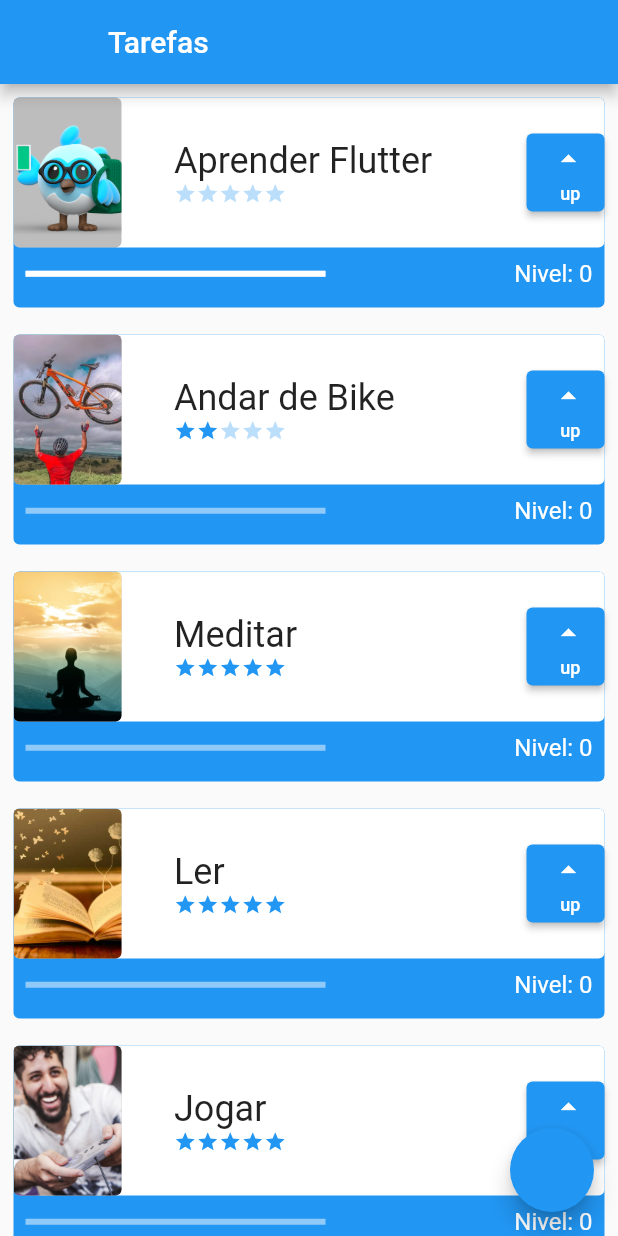
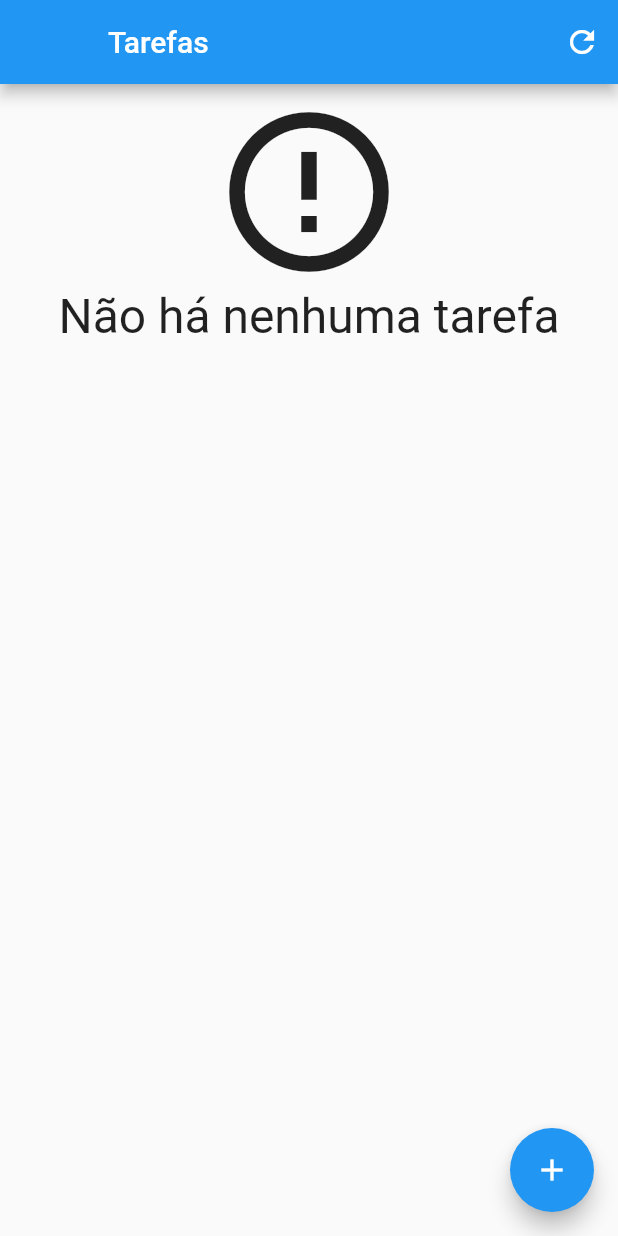
Before and after one commit to FelipeGianoto/flutterTaskList, a Flutter app: the screen it shows after launch, on a phone screen of 412 x 824 dp. Run offline on Flutter 3.47's test engine with Material 2 defaults, Android fonts, the phone set to English and light mode, and no system bars; our stand-ins replace sqflite; accounts and stored records are empty.

Commit message:
Persistencia de dados

```diff
--- /dev/null
+++ b/lib/data/task_dao.dart
@@ -0,0 +1,63 @@
+import 'package:flutterapp/components/task.dart';
+import 'package:flutterapp/data/database.dart';
+import 'package:sqflite/sqflite.dart';
+
+class TaskDao {
+  static String tableSql = 'CREATE TABLE $_tablename('
+      '$_name TEXT PRIMARY KEY, '
+      '$_difficulty INTEGER, '
+      '$_image TEXT)';
+
+  static const String _tablename = 'taskTable';
+  static const String _name = 'name';
+  static const String _difficulty = 'difficulty';
+  static const String _image = 'image';
+
+  save(Task tarefa) async {
+    final Database db = await getDataBase();
+    var itemExist = await find(tarefa.nome);
+    Map<String, dynamic> taskMap = toMap(tarefa);
+    if (itemExist.isEmpty) {
+      return await db.insert(_tablename, taskMap);
+    } else {
+      return await db.update(_tablename, taskMap,
+          where: '$_name = ?', whereArgs: [tarefa.nome]);
+    }
+  }
+
+  Map<String, dynamic> toMap(Task task) {
+    final Map<String, dynamic> taskMap = {};
+    taskMap[_name] = task.nome;
+    taskMap[_difficulty] = task.dificuldade;
+    taskMap[_image] = task.foto;
+    return taskMap;
+  }
+
+  Future<List<Task>> findAll() async {
+    final Database db = await getDataBase();
+    final List<Map<String, dynamic>> result = await db.query(_tablename);
+    return toList(result);
+  }
+
+  List<Task> toList(List<Map<String, dynamic>> taskMap) {
+    final List<Task> tasks = [];
+    for (Map<String, dynamic> line in taskMap) {
+      final Task task = Task(line[_name], line[_image], line[_difficulty]);
+      tasks.add(task);
+    }
+    return tasks;
+  }
+
+  Future<List<Task>> find(String nomeDaTarefa) async {
+    final Database db = await getDataBase();
+    final List<Map<String, dynamic>> result = await db
+        .query(_tablename, where: '$_name = ?', whereArgs: [nomeDaTarefa]);
+    return toList(result);
+  }
+
+  delete(String nomeDaTarefa) async {
+    final Database db = await getDataBase();
+    return db
+        .delete(_tablename, where: '$_name = ?', whereArgs: [nomeDaTarefa]);
+  }
+}
--- /dev/null
+++ b/lib/data/task_inherited.dart
@@ -0,0 +1,29 @@
+import 'package:flutter/material.dart';
+import 'package:flutterapp/components/task.dart';
+
+class TaskInherited extends InheritedWidget {
+  TaskInherited({
+    Key? key,
+    required Widget child,
+  }) : super(key: key, child: child);
+
+  final List<Task> taskList = [
+    Task('Aprender Flutter', 'assets/images/dash.png', 1),
+  ];
+
+  void newTask(String name, String photo, int difficulty){
+    taskList.add(Task(name, photo, difficulty));
+  }
+
+  static TaskInherited of(BuildContext context) {
+    final TaskInherited? result =
+        context.dependOnInheritedWidgetOfExactType<TaskInherited>();
+    assert(result != null, 'No TaskInherited found in context');
+    return result!;
+  }
+
+  @override
+  bool updateShouldNotify(TaskInherited oldWidget) {
+    return oldWidget.taskList.length != taskList.length;
+  }
+}
--- a/lib/main.dart
+++ b/lib/main.dart
@@ -1,4 +1,6 @@
 import 'package:flutter/material.dart';
+import 'package:flutterapp/data/task_inherited.dart';
+import 'package:flutterapp/screens/form_screen.dart';
 import 'package:flutterapp/screens/initial_screen.dart';
 
 void main() {
@@ -16,7 +18,7 @@ class MyApp extends StatelessWidget {
       theme: ThemeData(
         primarySwatch: Colors.blue,
       ),
-      home: const InitialScreen(),
+      home: TaskInherited(child: const InitialScreen()),
     );
   }
 }
--- a/lib/screens/initial_screen.dart
+++ b/lib/screens/initial_screen.dart
@@ -1,5 +1,7 @@
 import 'package:flutter/material.dart';
 import 'package:flutterapp/components/task.dart';
+import 'package:flutterapp/data/task_dao.dart';
+import 'package:flutterapp/screens/form_screen.dart';
 
 class InitialScreen extends StatefulWidget {
   const InitialScreen({Key? key}) : super(key: key);
@@ -14,36 +16,91 @@ class _InitialScreenState extends State<InitialScreen> {
     return Scaffold(
       appBar: AppBar(
         leading: Container(),
+        actions: [IconButton(onPressed: (){setState((){});}, icon: const Icon(Icons.refresh))],
         title: const Text('Tarefas'),
       ),
-      body: ListView(
-        children: const [
-          Task(
-              'Aprender Flutter',
-              'assets/images/dash.png',
-              0),
-          Task(
-              'Andar de Bike',
-              'assets/images/bike.webp',
-              2),
-          Task(
-              'Meditar',
-              'assets/images/meditar.jpeg',
-              5),
-          Task(
-              'Ler',
-              'assets/images/livro.jpg',
-              5),
-          Task(
-              'Jogar',
-              'assets/images/jogar.jpg',
-              5),
-          SizedBox(height: 100)
-        ],
+      body: Padding(
+        padding: const EdgeInsets.only(top: 8, bottom: 70),
+        child: FutureBuilder<List<Task>>(
+          future: TaskDao().findAll(),
+          builder: (context, snapshot) {
+            List<Task>? items = snapshot.data;
+            switch (snapshot.connectionState) {
+              case ConnectionState.none:
+                return Center(
+                  child: Column(
+                    children: const [
+                      CircularProgressIndicator(),
+                      Text('Carregando')
+                    ],
+                  ),
+                );
+              case ConnectionState.waiting:
+                return Center(
+                  child: Column(
+                    children: const [
+                      CircularProgressIndicator(),
+                      Text('Carregando')
+                    ],
+                  ),
+                );
+              case ConnectionState.active:
+                return Center(
+                  child: Column(
+                    children: const [
+                      CircularProgressIndicator(),
+                      Text('Carregando')
+                    ],
+                  ),
+                );
+              case ConnectionState.done:
+                if (snapshot.hasData && items != null) {
+                  if (items.isNotEmpty) {
+                    return ListView.builder(
+                      itemCount: items.length,
+                      itemBuilder: (BuildContext context, int index) {
+                        final Task tarefa = items[index];
+                        return tarefa;
+                      },
+                    );
+                  }
+                  return Center(
+                    child: Column(
+                      children: const [
+                        Icon(
+                          Icons.error_outline,
+                          size: 128,
+                        ),
+                        Text(
+                          'Não há nenhuma tarefa',
+                          style: TextStyle(fontSize: 32),
+                        ),
+                      ],
+                    ),
+                  );
+                }
+                return const Text('Erro ao carrefar Tarefas');
+            }
+          },
+        ),
       ),
-      floatingActionButton: FloatingActionButton(onPressed: () {
-        //print("teste");
-      }),
+      floatingActionButton: FloatingActionButton(
+        onPressed: () {
+          Navigator.push(
+            context,
+            MaterialPageRoute(
+              builder: (contextNew) => FormScreen(
+                taskContext: context,
+              ),
+            ),
+          ).then(
+            (value) => setState(
+              () {},
+            ),
+          );
+        },
+        child: const Icon(Icons.add),
+      ),
     );
   }
 }
--- a/pubspec.yaml
+++ b/pubspec.yaml
@@ -34,6 +34,7 @@ dependencies:
   # The following adds the Cupertino Icons font to your application.
   # Use with the CupertinoIcons class for iOS style icons.
   cupertino_icons: ^1.0.2
+  sqflite: ^2.0.3+1
 
 dev_dependencies:
   flutter_test:
```
Also changed, not shown: lib/components/task.dart (+66 -13 lines), lib/data/database.dart (added, +15 -0 lines), lib/screens/form_screen.dart (added, +174 -0 lines), lib/screens/minha_primeira_tela.dart (deleted, +0 -82 lines), assets/images/nophoto.webp (added), pubspec.lock.
